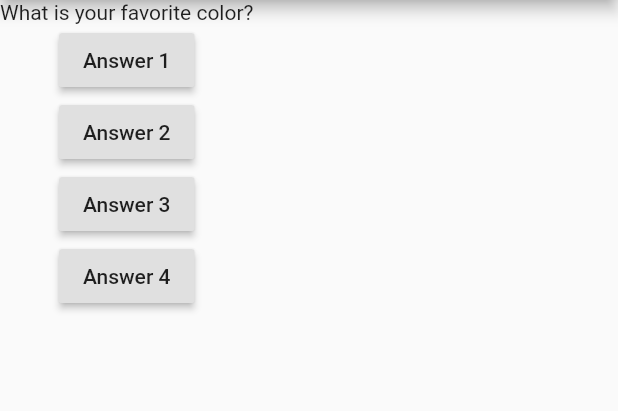
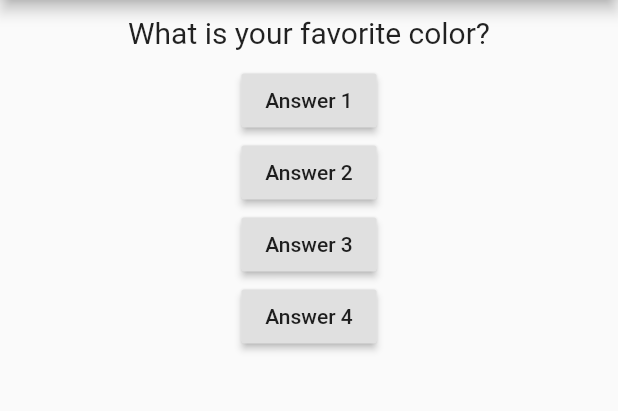
Before and after one commit to TheSandeepRaj/QUIZ-APP, a Flutter app: the screen it shows after launch, on a phone screen of 412 x 824 dp, the part 84-495 px from its top. Run offline on Flutter 3.47's test engine with Material 2 defaults, Android fonts, the phone set to English and light mode, and no system bars.

Commit message:
styles added

```diff
--- a/lib/question.dart
+++ b/lib/question.dart
@@ -7,6 +7,13 @@ class Question extends StatelessWidget {
 
   @override
   Widget build(BuildContext context) {
-    return Text(questionText);
+    return Container(
+        width: double.infinity,
+        margin: EdgeInsets.all(10),
+        child: Text(
+          questionText,
+          style: TextStyle(fontSize: 20),
+          textAlign: TextAlign.center,
+        ));
   }
 }
```
